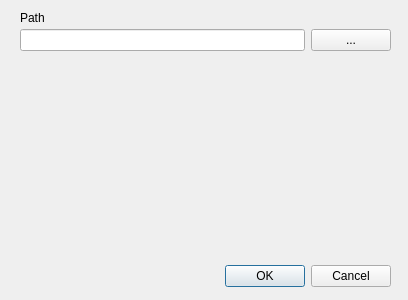
The window that gui/ui/indexdialog.ui (maxkofler/FileIndexGUI) describes before a commit, drawn with Qt 5.
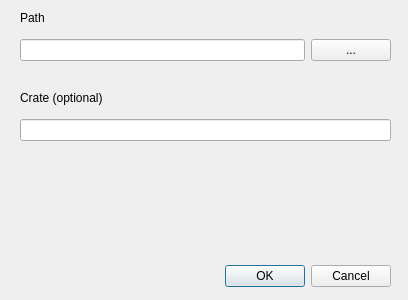
The same window after the commit.

Commit message: Added crates functionality

What changed in the file:
```diff
--- a/gui/ui/indexdialog.ui
+++ b/gui/ui/indexdialog.ui
@@ -33,7 +33,7 @@
    <property name="geometry">
     <rect>
      <x>20</x>
-     <y>20</y>
+     <y>30</y>
      <width>371</width>
      <height>41</height>
     </rect>
@@ -64,6 +64,34 @@
     <string>Path</string>
    </property>
   </widget>
+  <widget class="QLabel" name="lb_crate">
+   <property name="geometry">
+    <rect>
+     <x>20</x>
+     <y>90</y>
+     <width>101</width>
+     <height>16</height>
+    </rect>
+   </property>
+   <property name="text">
+    <string>Crate (optional)</string>
+   </property>
+  </widget>
+  <widget class="QWidget" name="horizontalLayoutWidget_2">
+   <property name="geometry">
+    <rect>
+     <x>20</x>
+     <y>110</y>
+     <width>371</width>
+     <height>41</height>
+    </rect>
+   </property>
+   <layout class="QHBoxLayout" name="horizontalLayout_2">
+    <item>
+     <widget class="QLineEdit" name="le_crate"/>
+    </item>
+   </layout>
+  </widget>
  </widget>
  <resources/>
  <connections>
```
Left out of the diff: 6 changed lines with no effect on the pictures. The commit also changes 8 other files.
